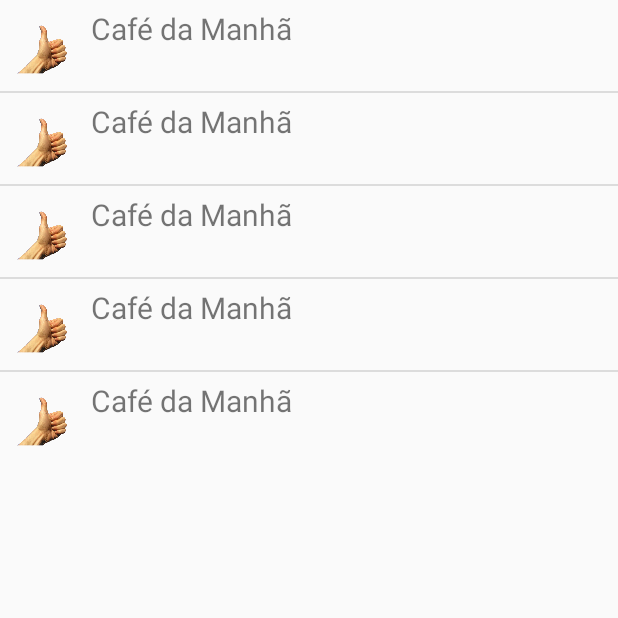
After one commit to AndreBastos23/VidasemCancer, an Android app: the TesteActivity screen opened directly, with no data from a screen before it, on a phone screen of 412 x 824 dp, the top half of it. The commit adds this screen. Run offline under Robolectric (Android 15) with nearby library versions, the phone set to English and light mode, and no system bars.

Commit message:
-Fragment added -Custom ListView added

```diff
--- /dev/null
+++ b/app/src/main/java/com/vsc/vidasemcancer/Fragments/PM_Fragment.java
@@ -0,0 +1,36 @@
+package com.vsc.vidasemcancer.Fragments;
+
+/**
+ * Created by andre on 21-05-2016.
+ */
+
+import android.app.Fragment;
+import android.app.ListFragment;
+import android.os.Bundle;
+import android.view.LayoutInflater;
+import android.view.View;
+import android.view.ViewGroup;
+import android.widget.ArrayAdapter;
+
+import com.vsc.vidasemcancer.Data.Recipes;
+import com.vsc.vidasemcancer.R;
+
+
+public class PM_Fragment extends ListFragment {
+    @Override
+    public View onCreateView(LayoutInflater inflater,
+                             ViewGroup container, Bundle savedInstanceState) {
+
+
+        View rootView = inflater.inflate(R.layout.pm_fragment, container,
+                false);
+
+
+        ArrayAdapter<String> adapter = new ArrayAdapter<String>(getActivity(),
+                R.layout.mylist, R.id.Itemname, Recipes.Nome);
+        setListAdapter(adapter);
+        return rootView;
+
+
+    }
+}
--- a/app/src/main/java/com/vsc/vidasemcancer/LoginActivity.java
+++ b/app/src/main/java/com/vsc/vidasemcancer/LoginActivity.java
@@ -103,7 +103,7 @@ public class LoginActivity extends AppCompatActivity {
     public void onLoginSuccess() {
         _loginButton.setEnabled(true);
 
-        Intent activityChangeIntent = new Intent(LoginActivity.this, MainActivity.class);
+        Intent activityChangeIntent = new Intent(LoginActivity.this, TesteActivity.class);
         LoginActivity.this.startActivity(activityChangeIntent);
         finish();
 
--- /dev/null
+++ b/app/src/main/java/com/vsc/vidasemcancer/TesteActivity.java
@@ -0,0 +1,35 @@
+package com.vsc.vidasemcancer;
+
+/**
+ * Created by andre on 21-05-2016.
+ */
+
+import android.app.Activity;
+import android.app.FragmentManager;
+import android.app.FragmentTransaction;
+import android.content.res.Configuration;
+import android.os.Bundle;
+
+import com.vsc.vidasemcancer.Fragments.LM_Fragment;
+import com.vsc.vidasemcancer.Fragments.PM_Fragment;
+
+public class TesteActivity extends Activity {
+
+    @Override
+    protected void onCreate(Bundle savedInstanceState) {
+        super.onCreate(savedInstanceState);
+
+        Configuration config = getResources().getConfiguration();
+
+        FragmentManager fragmentManager = getFragmentManager();
+        FragmentTransaction fragmentTransaction =
+                fragmentManager.beginTransaction();
+
+        PM_Fragment pm_fragment = new PM_Fragment();
+        fragmentTransaction.replace(android.R.id.content, pm_fragment);
+
+        fragmentTransaction.commit();
+    }
+
+
+}
--- /dev/null
+++ b/app/src/main/res/layout/mylist.xml
@@ -0,0 +1,25 @@
+<?xml version="1.0" encoding="utf-8"?>
+<LinearLayout xmlns:android="http://schemas.android.com/apk/res/android"
+    android:layout_width="fill_parent"
+    android:layout_height="fill_parent"
+    android:orientation="horizontal" >
+
+    <ImageView
+        android:id="@+id/icon"
+        android:layout_width="50dp"
+        android:layout_height="50dp"
+        android:layout_marginBottom="5dp"
+        android:layout_marginLeft="5dp"
+        android:layout_marginRight="5dp"
+        android:layout_marginTop="5dp"
+        android:src="@drawable/imagemfinal" />
+
+    <TextView
+        android:id="@+id/Itemname"
+        android:layout_width="wrap_content"
+        android:layout_height="wrap_content"
+        android:textSize="20sp"
+        android:paddingTop="5dp"/>
+
+
+</LinearLayout>
--- /dev/null
+++ b/app/src/main/res/layout/pm_fragment.xml
@@ -0,0 +1,17 @@
+<?xml version="1.0" encoding="utf-8"?>
+<LinearLayout
+    xmlns:android="http://schemas.android.com/apk/res/android"
+    android:orientation="horizontal"
+    android:layout_width="fill_parent"
+    android:layout_height="fill_parent"
+    >
+
+    <ListView
+        android:id="@android:id/list"
+        android:layout_width="match_parent"
+        android:layout_height="wrap_content" >
+    </ListView>
+
+    <!-- More GUI components go here  -->
+
+</LinearLayout>
```
Also changed, not shown: app/src/main/AndroidManifest.xml (+4 -3 lines), app/src/main/java/com/vsc/vidasemcancer/Data/Recipes.java (added, +18 -0 lines), app/src/main/java/com/vsc/vidasemcancer/Fragments/LM_Fragment.java (added, +26 -0 lines), app/src/main/res/layout/activity_teste.xml (added, +23 -0 lines), app/src/main/res/layout/lm_fragment.xml (added, +18 -0 lines).
